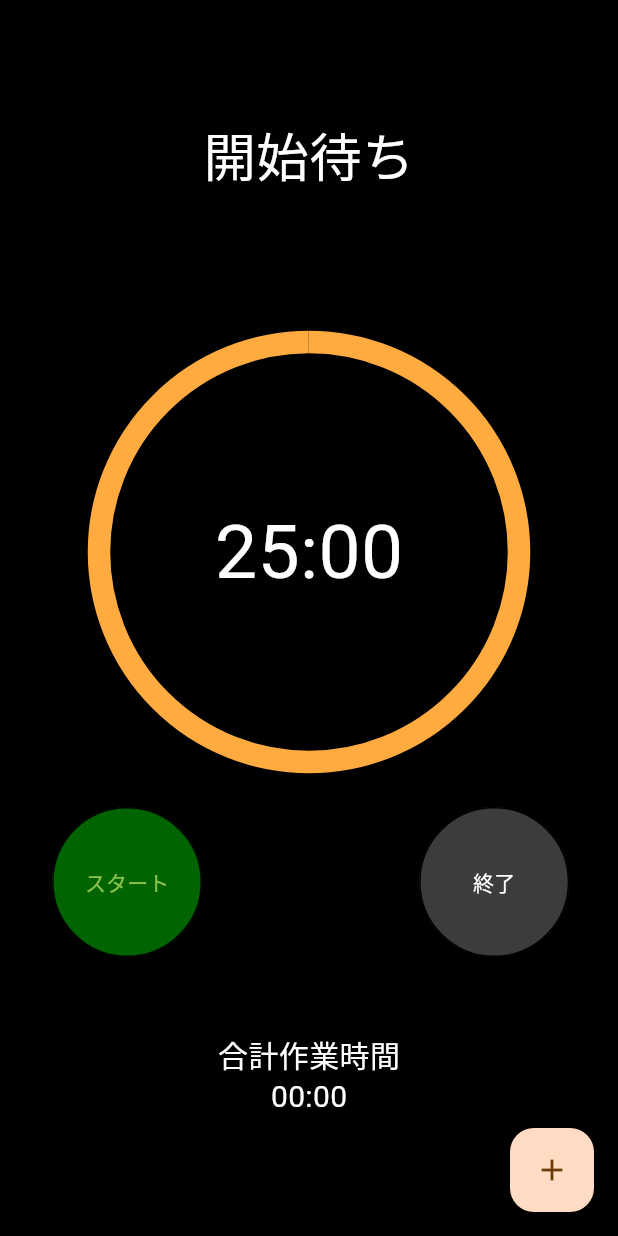
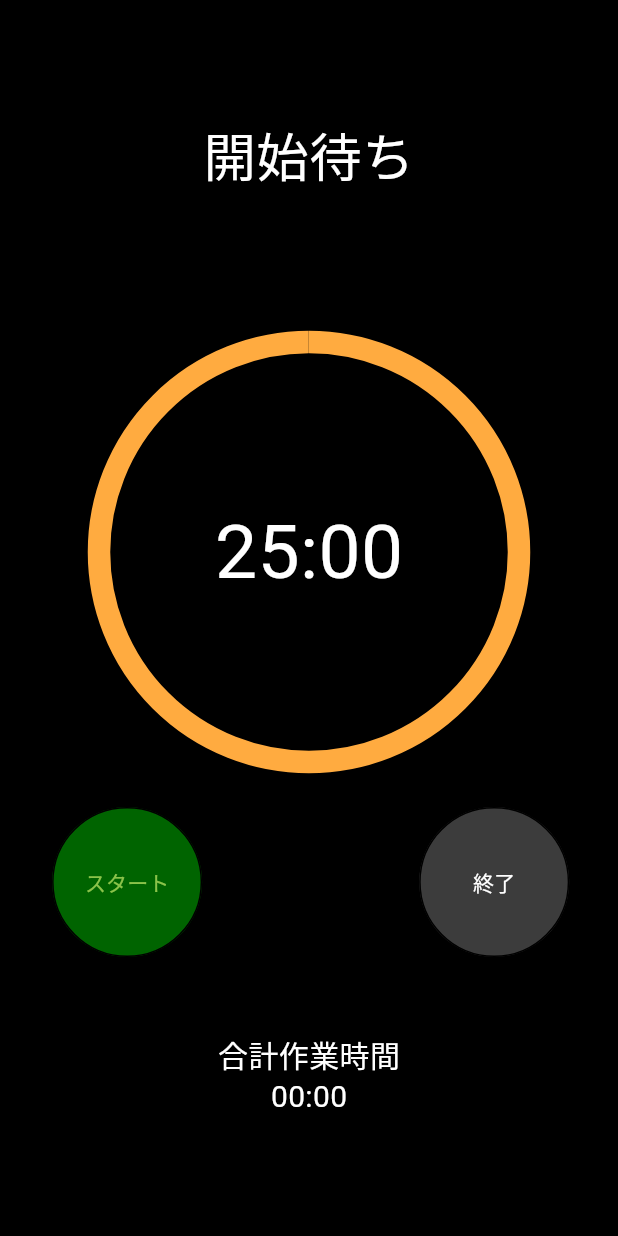
Before and after one commit to kametsun/timer, a Flutter app: the screen it shows after launch, on a phone screen of 412 x 824 dp. Run offline on Flutter 3.47's test engine with Material 2 defaults, Android fonts, the light colour scheme and no system bars.

Commit message:
不要なボタンを削除

```diff
--- a/lib/main.dart
+++ b/lib/main.dart
@@ -262,11 +262,6 @@ class _MyHomePageState extends State<MyHomePage> {
           ],
         ),
       ),
-      floatingActionButton: const FloatingActionButton(
-        onPressed: null,
-        tooltip: 'Increment',
-        child: Icon(Icons.add),
-      ), // This trailing comma makes auto-formatting nicer for build methods.
     );
   }
 }
```
